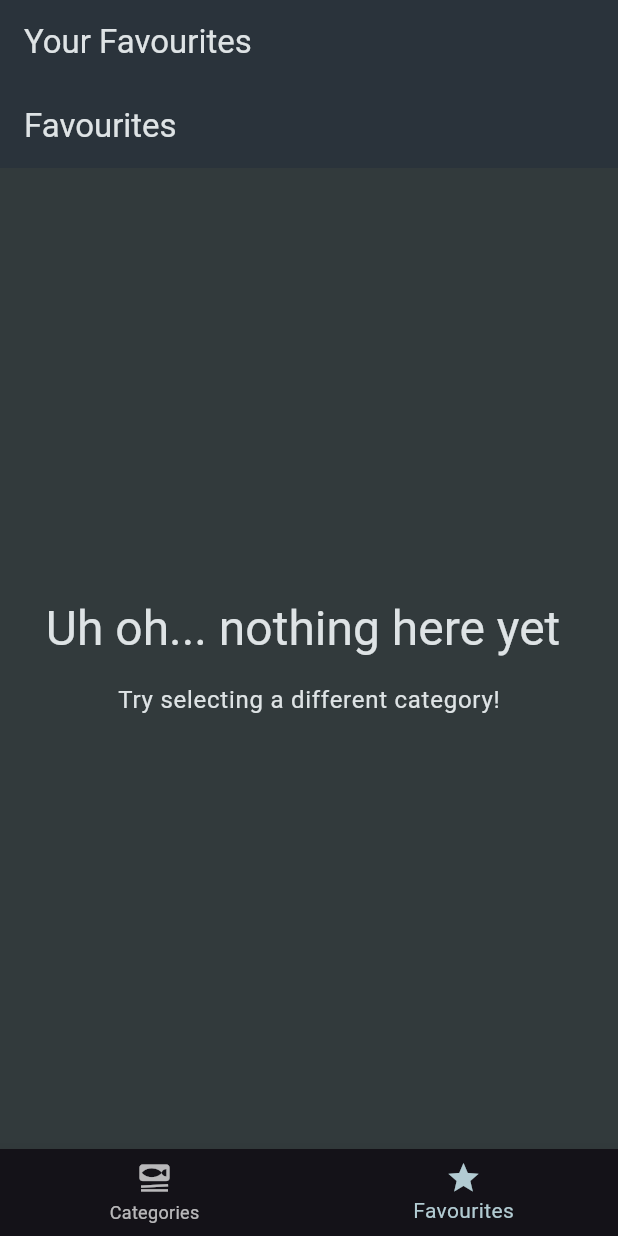
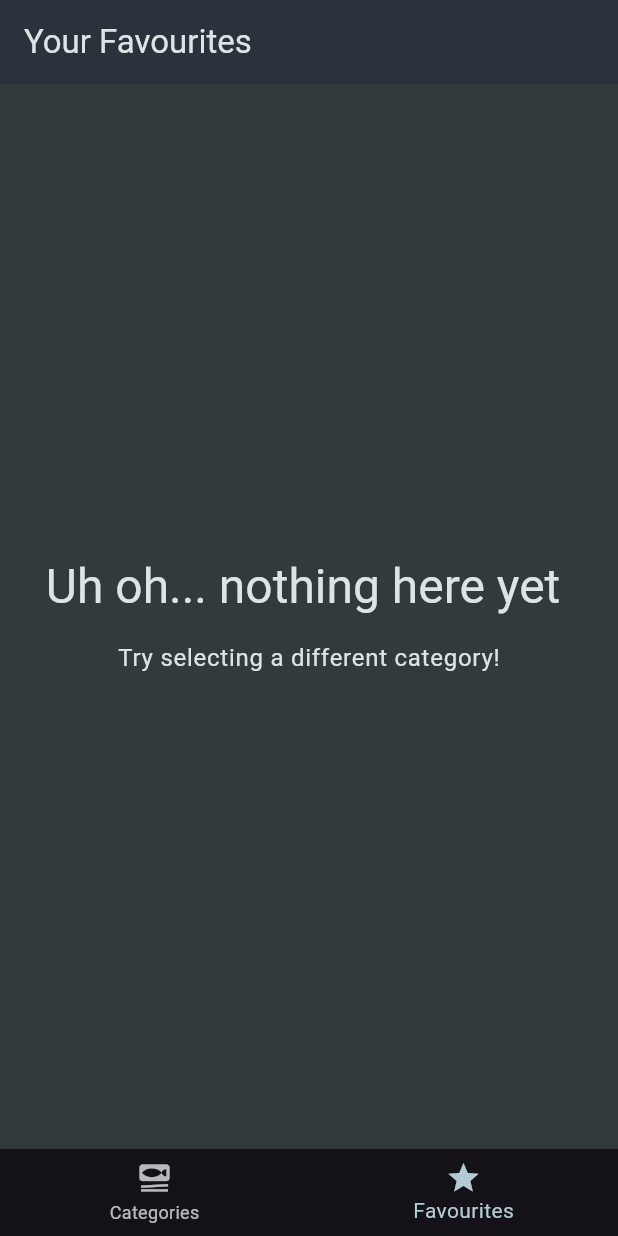
Before and after one commit to Wilson-Ochieng/mealsapp, a Flutter app: the screen it shows after launch, item 2 of the bottom bar chosen, on a phone screen of 412 x 824 dp. Run offline on Flutter 3.47's test engine with Material 3 defaults, Android fonts, the phone set to English and light mode, and no system bars; our stand-ins replace transparent_image.

```diff
--- a/lib/screens/meals.dart
+++ b/lib/screens/meals.dart
@@ -4,76 +4,58 @@ import 'package:mealsapp/screens/meal_details.dart';
 import 'package:mealsapp/widgets/meal_item.dart';
 
 class MealsScreen extends StatelessWidget {
-  const MealsScreen({super.key, required this.title, required this.meals});
+  const MealsScreen({super.key, this.title, required this.meals});
 
-  final String title;
+  final String? title;
   final List<Meal> meals;
 
-  void selectMeal(BuildContext context,Meal meal){
-    Navigator.of(context).push(MaterialPageRoute(builder: (ctx)=>MealDetailsScreen(meal: meal )));
-
-
+  void selectMeal(BuildContext context, Meal meal) {
+    Navigator.of(context).push(
+        MaterialPageRoute(builder: (ctx) => MealDetailsScreen(meal: meal)));
   }
-
 
   @override
   Widget build(BuildContext context) {
-
     Widget content = ListView.builder(
       itemCount: meals.length,
-        itemBuilder: (context, index) => MealItem(meal: meals[index],onSelectMeal: (context, meal) {
+      itemBuilder: (context, index) => MealItem(
+        meal: meals[index],
+        onSelectMeal: (context, meal) {
           selectMeal(context, meal);
+        },
+      ),
+    );
 
-        },
+    if (meals.isEmpty) {
+      content = Center(
+        child: Column(
+          mainAxisSize: MainAxisSize.min,
+          children: [
+            Text('Uh oh... nothing here yet ',
+                style: Theme.of(context).textTheme.headlineLarge!.copyWith(
+                      color: Theme.of(context).colorScheme.onBackground,
+                    )),
+            const SizedBox(
+              height: 16,
+            ),
+            Text('Try selecting a different category!',
+                style: Theme.of(context).textTheme.bodyLarge!.copyWith(
+                      color: Theme.of(context).colorScheme.onBackground,
+                    )),
+          ],
+        ),
+      );
+    }
 
+    if (title == null) {
+      return content;
+    }
 
-
-        ),
-
-
-
-      ) ;
-
-      if (meals.isEmpty){
-        content = Center(
-
-          child:  Column(
-            mainAxisSize: MainAxisSize.min,
-            children: [
-
-               Text(
-                'Uh oh... nothing here yet '
-                , style: Theme.of(context).textTheme.headlineLarge!.copyWith(color:Theme.of(context).colorScheme.onBackground,)
-
-
-              ),
-              const  SizedBox(
-
-                height:16 ,
-              ),
-
-              Text('Try selecting a different category!',
-              style: Theme.of(context).textTheme.bodyLarge!.copyWith(color:Theme.of(context).colorScheme.onBackground,)),
-            ],
-
-
-
-          ),
-
-
-        );
-
-
-
-
-
-
-      }
     return Scaffold(
       appBar: AppBar(
-        title:  Text(title),
+        title: Text(title!),
       ),
-      body: content ,
+      body: content,
     );
   }
 }
--- a/lib/screens/tabs.dart
+++ b/lib/screens/tabs.dart
@@ -24,7 +24,7 @@ class _TabsScreenState extends State<TabsScreen> {
     var activePageTitle = 'Categories';
 
     if (_selectedPageIndex == 1) {
-      activePage = const MealsScreen(title: 'Favourites', meals: []);
+      activePage = const MealsScreen(meals: []);
       activePageTitle = 'Your Favourites';
     }
     return Scaffold(
@@ -33,7 +33,6 @@ class _TabsScreenState extends State<TabsScreen> {
       ),
       body: activePage,
       bottomNavigationBar: BottomNavigationBar(
-
         currentIndex: _selectedPageIndex,
         onTap: _selectPage,
         items: const [
```
